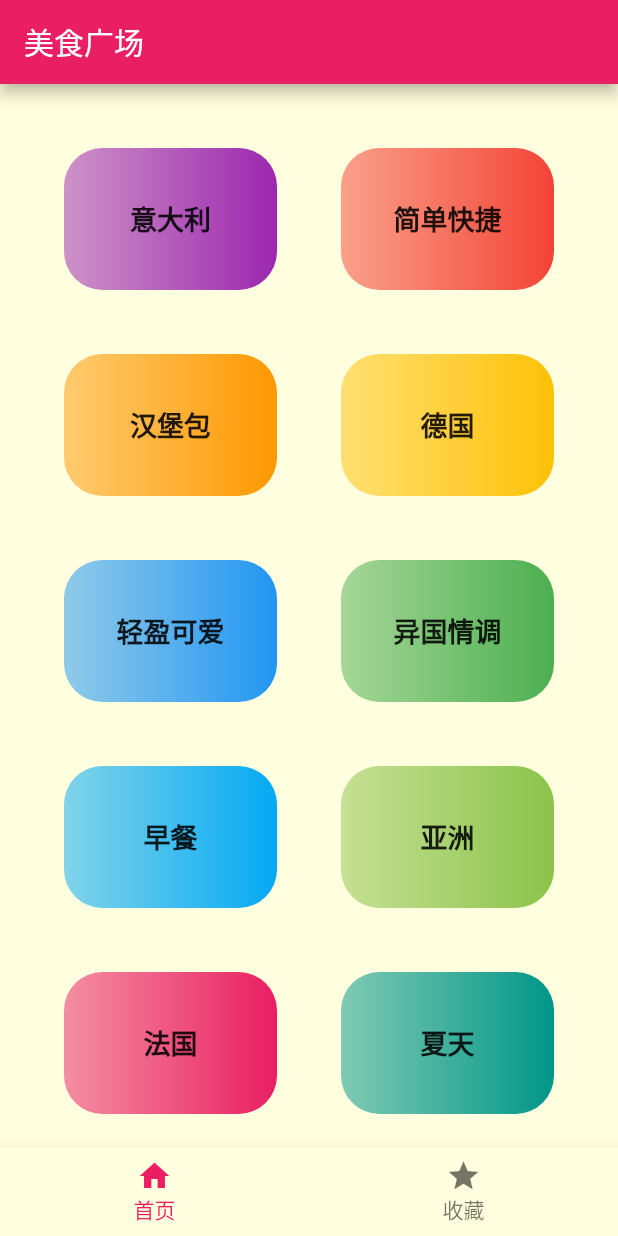
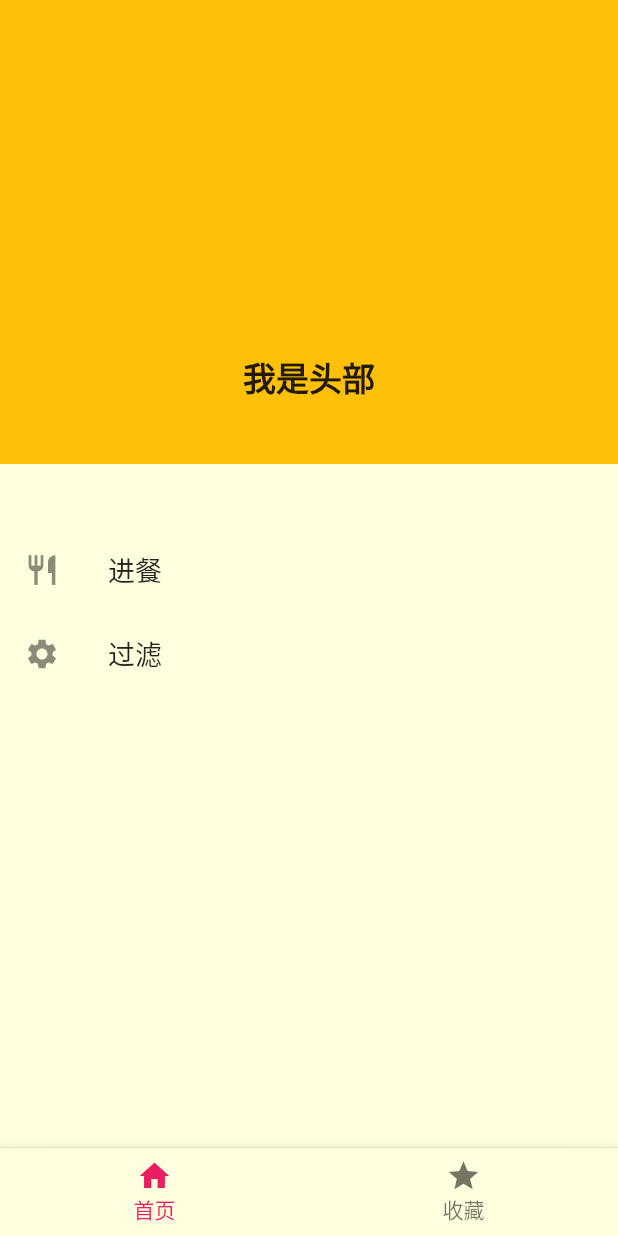
Before and after one commit to ChenNW/favor_app, a Flutter app: the screen it shows after launch, with the side drawer open (before the commit the screen has no drawer), on a phone screen of 412 x 824 dp. Run offline on Flutter 3.47's test engine with Material 2 defaults, Android fonts, the phone set to English and light mode, and no system bars; our stand-ins replace dio.

Commit message:
侧边栏完成

```diff
--- /dev/null
+++ b/lib/UI/Pages/home/home_drawer.dart
@@ -0,0 +1,54 @@
+
+import 'package:flutterfavorapp/Extension/int_extension.dart';
+import 'package:flutter/material.dart';
+
+class home_drawer extends StatelessWidget {
+  @override
+  Widget build(BuildContext context) {
+    return Container(
+      width: 245.Pt,
+      child: Drawer(
+        child: Column(
+          children: <Widget>[
+            topContainer(context),
+            icon_button(Icon(Icons.restaurant), '进餐', context, (){
+              Navigator.of(context).pop();
+            }),
+
+            icon_button(Icon(Icons.settings), '过滤', context, (){
+
+            })
+
+
+          ],
+        ),
+      ),
+    );
+  }
+}
+
+Widget topContainer(BuildContext context) {
+  return Container(
+    height: 145.Pt,
+    width: double.infinity,
+    color: Colors.amber,
+    child: Text(
+      '我是头部',
+      style: Theme.of(context).textTheme.display4.copyWith(
+        fontWeight: FontWeight.bold
+      ),
+    ),
+    alignment: Alignment(0, 0.7),
+    margin: EdgeInsets.only(bottom: 20.Pt),
+  );
+}
+
+Widget icon_button (Widget icon,String title,BuildContext context,Function handle){
+
+  return ListTile(
+    leading:icon,
+    title: Text(title,style: Theme.of(context).textTheme.display2,),
+    onTap: handle,
+  );
+
+}
--- a/lib/UI/Pages/home/home_page.dart
+++ b/lib/UI/Pages/home/home_page.dart
@@ -1,7 +1,7 @@
 
 import 'package:flutter/material.dart';
 import 'package:flutterfavorapp/UI/Pages/home/home_content.dart';
-
+import 'package:flutterfavorapp/UI/Pages/home/home_drawer.dart';
 class NWHome_page extends StatelessWidget {
   @override
   Widget build(BuildContext context) {
@@ -9,8 +9,17 @@ class NWHome_page extends StatelessWidget {
 
       appBar: AppBar(
         title: Text('美食广场'),
+        leading: Builder(
+          builder: (context){
+            return IconButton(icon: Icon(Icons.settings), onPressed: (){
+              Scaffold.of(context).openDrawer();
+            });
+          },
+        ),
       ),
       body: NWHome_content(),
+      drawer: home_drawer(),
+
     );
   }
 }
--- a/lib/UI/Shared/theme_data.dart
+++ b/lib/UI/Shared/theme_data.dart
@@ -7,7 +7,7 @@ class theme_data {
   static const double normal_text_font = 16;
   static const double middle_text_font = 18;
   static const double large_text_font = 20;
-
+  static const double Xlarge_text_font = 22;
   //亮色模式
   static final ThemeData lightTheme = ThemeData(
     primarySwatch: Colors.pink,
@@ -21,7 +21,10 @@ class theme_data {
         body1: TextStyle(fontSize: body_text_font, color: Colors.black87),
         display1: TextStyle(fontSize: normal_text_font,color: Colors.black87),
         display2: TextStyle(fontSize: middle_text_font,color: Colors.black87),
-        display3: TextStyle(fontSize: large_text_font,color: Colors.black87)),
+        display3: TextStyle(fontSize: large_text_font,color: Colors.black87),
+        display4: TextStyle(fontSize: Xlarge_text_font,color: Colors.black87),
+    ),
+
   );
 
   //暗黑模式
```
